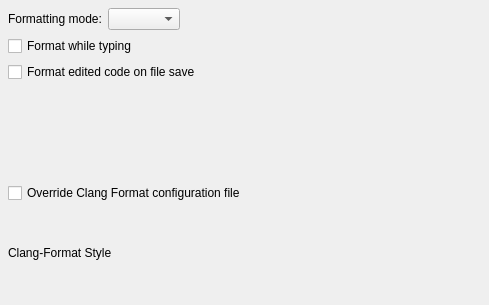
First picture: the form in src/plugins/clangformat/clangformatconfigwidget.ui, repository qt-creator/qt-creator, before the edit.
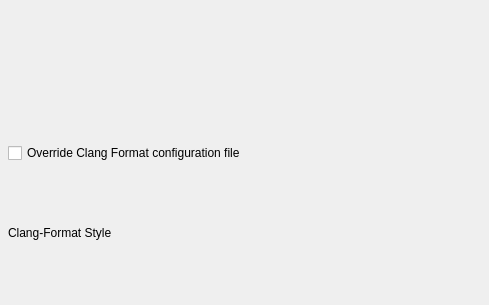
Second picture: the form after the edit.

Commit message:
ClangFormat: Move global settings in main page
The settings: indenting instead formatting, format while
typing, format edited on file save are moved to Code Style
page.

```diff
--- a/src/plugins/clangformat/clangformatconfigwidget.ui
+++ b/src/plugins/clangformat/clangformatconfigwidget.ui
@@ -26,47 +26,6 @@
    <property name="bottomMargin">
     <number>8</number>
    </property>
-   <item>
-    <layout class="QHBoxLayout" name="formattingModeLayout">
-     <item>
-      <widget class="QLabel" name="formattingModeLabel">
-       <property name="text">
-        <string>Formatting mode:</string>
-       </property>
-      </widget>
-     </item>
-     <item>
-      <widget class="QComboBox" name="indentingOrFormatting"/>
-     </item>
-     <item>
-      <spacer name="formattingModeSpacer">
-       <property name="orientation">
-        <enum>Qt::Horizontal</enum>
-       </property>
-       <property name="sizeHint" stdset="0">
-        <size>
-         <width>40</width>
-         <height>20</height>
-        </size>
-       </property>
-      </spacer>
-     </item>
-    </layout>
-   </item>
-   <item>
-    <widget class="QCheckBox" name="formatWhileTyping">
-     <property name="text">
-      <string>Format while typing</string>
-     </property>
-    </widget>
-   </item>
-   <item>
-    <widget class="QCheckBox" name="formatOnSave">
-     <property name="text">
-      <string>Format edited code on file save</string>
-     </property>
-    </widget>
-   </item>
    <item>
     <widget class="QLabel" name="projectHasClangFormat">
      <property name="text">
```
The commit also changes 12 other files.
